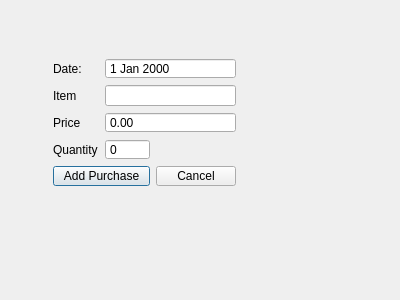
This is BulkClub/addtransactionwindow.ui in nealhitzfield/Bulk-Club as Qt 5 draws it before an edit. The edited form follows.
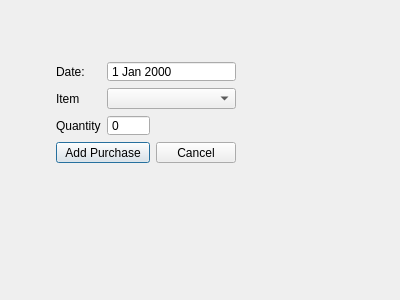
This is the edited form.

Commit message: Finished add-transaction window, quantity_sold now updates.

The edit to the form file:
```diff
--- a/BulkClub/addtransactionwindow.ui
+++ b/BulkClub/addtransactionwindow.ui
@@ -16,10 +16,10 @@
   <widget class="QWidget" name="">
    <property name="geometry">
     <rect>
-     <x>53</x>
-     <y>58</y>
-     <width>183</width>
-     <height>148</height>
+     <x>56</x>
+     <y>61</y>
+     <width>180</width>
+     <height>122</height>
     </rect>
    </property>
    <layout class="QGridLayout" name="gridLayout">
@@ -45,36 +45,16 @@
      </widget>
     </item>
     <item row="1" column="1" colspan="2">
-     <widget class="QLineEdit" name="purchaseItem"/>
+     <widget class="QComboBox" name="comboBox"/>
     </item>
     <item row="2" column="0">
-     <widget class="QLabel" name="priceLabel">
-      <property name="text">
-       <string>Price</string>
-      </property>
-     </widget>
-    </item>
-    <item row="2" column="1" colspan="2">
-     <widget class="QDoubleSpinBox" name="purchasePrice">
-      <property name="buttonSymbols">
-       <enum>QAbstractSpinBox::NoButtons</enum>
-      </property>
-      <property name="maximum">
-       <double>9999.989999999999782</double>
-      </property>
-      <property name="singleStep">
-       <double>1.000000000000000</double>
-      </property>
-     </widget>
-    </item>
-    <item row="3" column="0">
      <widget class="QLabel" name="quantityLabel">
       <property name="text">
        <string>Quantity</string>
       </property>
      </widget>
     </item>
-    <item row="3" column="1">
+    <item row="2" column="1">
      <widget class="QSpinBox" name="purchaseQuantity">
       <property name="buttonSymbols">
        <enum>QAbstractSpinBox::NoButtons</enum>
@@ -84,21 +64,21 @@
       </property>
      </widget>
     </item>
-    <item row="4" column="0" colspan="2">
+    <item row="3" column="0" colspan="2">
      <widget class="QPushButton" name="purchaseAddButton">
       <property name="text">
        <string>Add Purchase</string>
       </property>
      </widget>
     </item>
-    <item row="4" column="2">
+    <item row="3" column="2">
      <widget class="QPushButton" name="purchaseCancelButton">
       <property name="text">
        <string>Cancel</string>
       </property>
      </widget>
     </item>
-    <item row="5" column="0" colspan="3">
+    <item row="4" column="0">
      <widget class="QLabel" name="label_status">
       <property name="text">
        <string/>
```
The commit also changes 4 other files.
